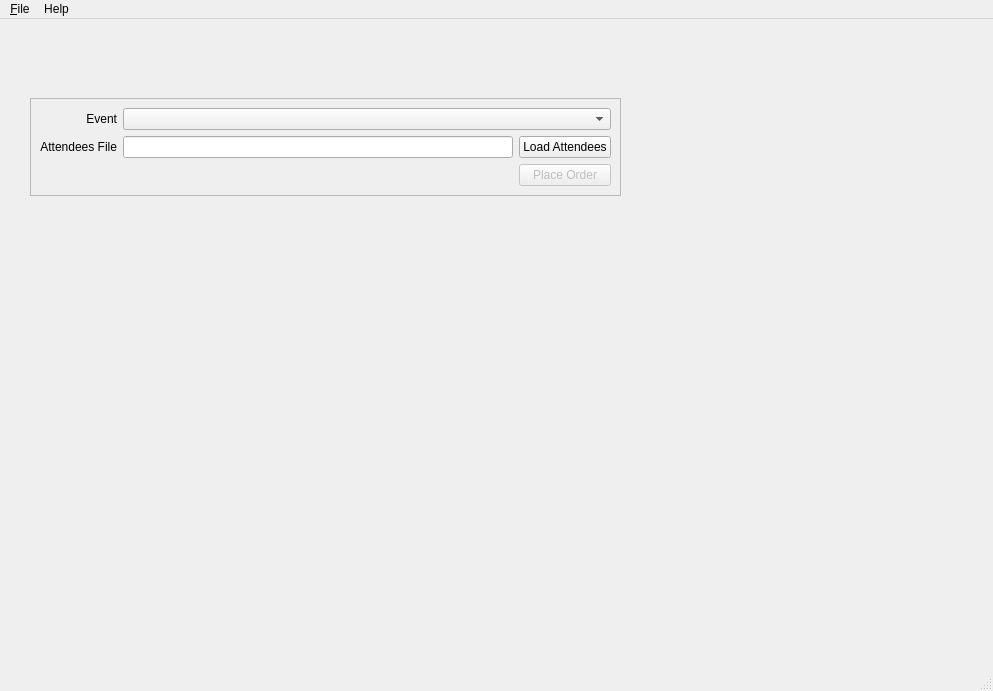
This is mass_signup.ui in boscokclau/mass_signup as Qt 5 draws it before an edit. The edited form follows.
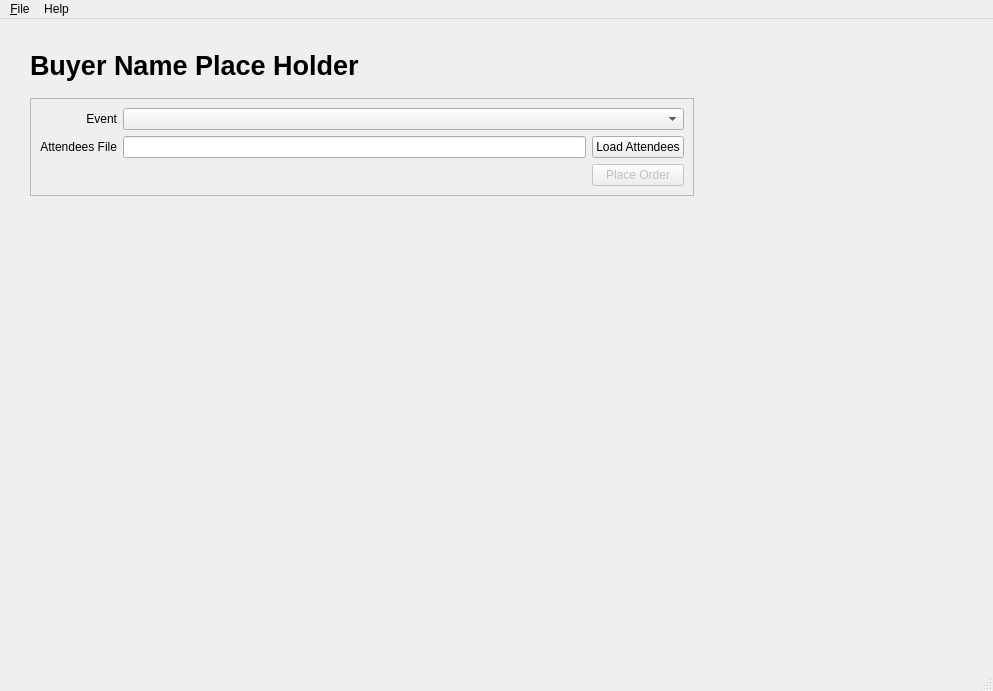
This is the edited form.

Commit message: Put place holder in buyer name label, for development/debugging.

```diff
--- a/mass_signup.ui
+++ b/mass_signup.ui
@@ -25,7 +25,7 @@
      <rect>
       <x>30</x>
       <y>20</y>
-      <width>591</width>
+      <width>664</width>
       <height>157</height>
      </rect>
     </property>
@@ -40,7 +40,7 @@
         </font>
        </property>
        <property name="text">
-        <string/>
+        <string>Buyer Name Place Holder</string>
        </property>
       </widget>
      </item>
```
